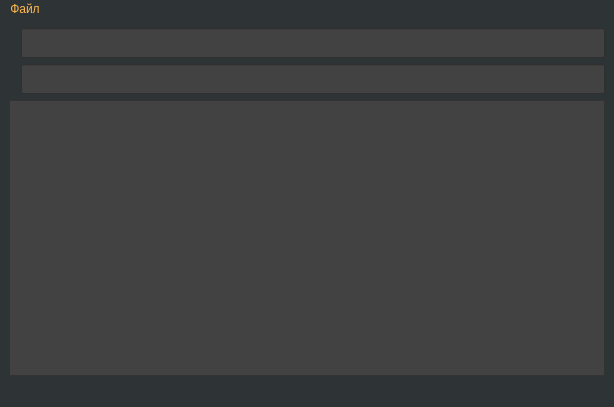
This is mainwindow.ui in knvmbox/phonebook as Qt 5 draws it before an edit. The edited form follows.
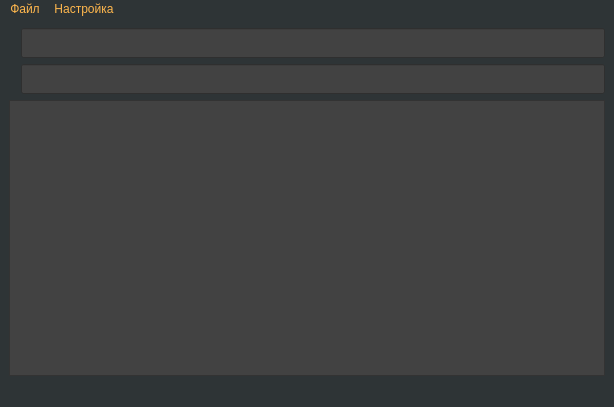
This is the edited form. Icons and pictures are not drawn.

Commit message: interface for data import

The edit to the form file:
```diff
--- a/mainwindow.ui
+++ b/mainwindow.ui
@@ -164,7 +164,14 @@
     <addaction name="separator"/>
     <addaction name="quitAction"/>
    </widget>
+   <widget class="QMenu" name="settingsMenu">
+    <property name="title">
+     <string>Настройка</string>
+    </property>
+    <addaction name="importDataAction"/>
+   </widget>
    <addaction name="menu"/>
+   <addaction name="settingsMenu"/>
   </widget>
   <widget class="QStatusBar" name="statusbar"/>
   <action name="quitAction">
```
Left out of the diff: 5 changed lines with no effect on the pictures. The commit also changes 4 other files.
